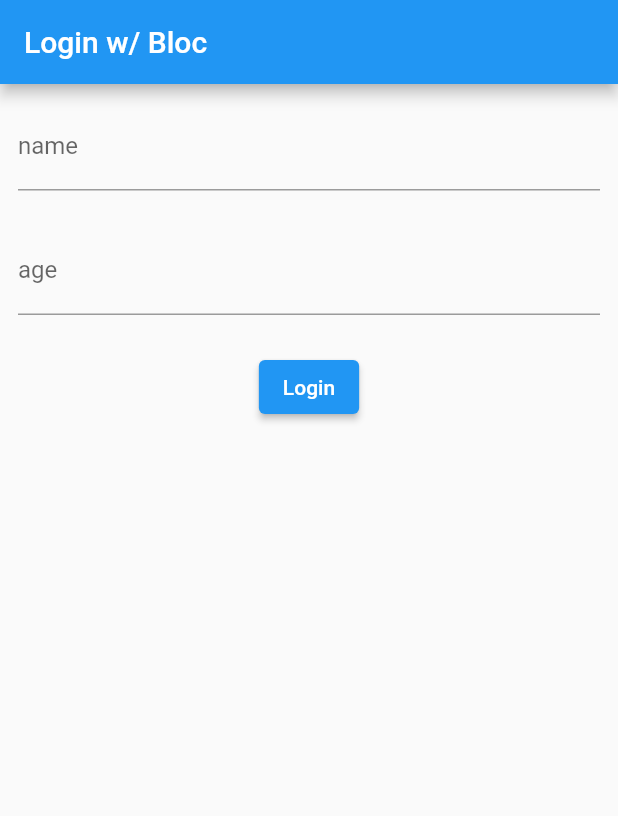
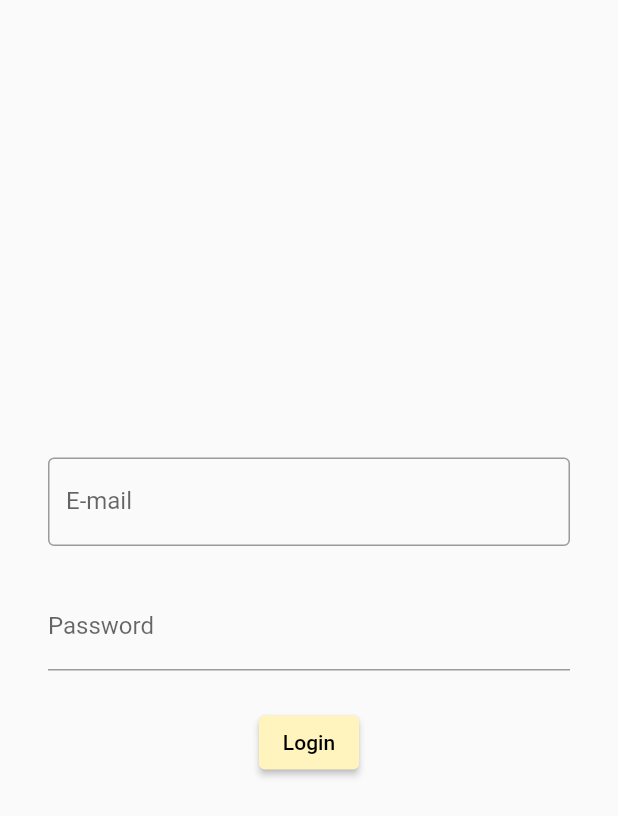
Before and after one commit to fillipehmeireles/flutter-login, a Flutter app: the screen it shows after launch, on a phone screen of 412 x 824 dp. Shown: the top 816 px of the screen. Run offline on Flutter 3.47's test engine with Material 2 defaults, Android fonts, the phone set to English and light mode, and no system bars; our stand-ins replace equatable, flutter_bloc.

Commit message:
doing - styling button

```diff
--- a/lib/bloc/login_bloc.dart
+++ b/lib/bloc/login_bloc.dart
@@ -31,6 +31,5 @@ class LoginBloc extends Bloc<LoginEvent, LoginState> {
     print(user); */
     //emit(state.copyWith(status: true));
     emit(state.copyWith(submitLoading: event.submitLoading));
-    print(state);
   }
 }
--- a/lib/login.dart
+++ b/lib/login.dart
@@ -13,7 +13,7 @@ class LoginPage extends StatelessWidget {
   @override
   Widget build(BuildContext context) {
     return Scaffold(
-      appBar: AppBar(title: const Text('Login w/ Bloc')),
+      //appBar: AppBar(title: const Text('Login w/ Bloc')),
       body: Padding(
         padding: const EdgeInsets.all(12),
         child: BlocProvider(
--- /dev/null
+++ b/lib/style/button/app_button_style.dart
@@ -0,0 +1,8 @@
+import 'package:flutter/material.dart';
+import 'package:login/style/color_palette.dart';
+
+class AppButtonStyle {
+  static Color primaryColor = ColorPallet.yellow;
+
+  static Color secondaryColor = ColorPallet.roseQuartz;
+}
--- /dev/null
+++ b/lib/style/color_palette.dart
@@ -0,0 +1,8 @@
+import 'dart:ui';
+
+class ColorPallet {
+  static const Color yellow = Color.fromRGBO(255, 244, 189, 1.0);
+  static const Color roseQuartz = Color.fromRGBO(244, 185, 184, 1.0);
+  static const Color spearMint = Color.fromRGBO(133, 210, 208, 1.0);
+  static const Color purple = Color.fromRGBO(136, 123, 176, 1.0);
+}
--- /dev/null
+++ b/lib/view/buttons/login_button.dart
@@ -0,0 +1,17 @@
+part of '../login_view.dart';
+
+class _LoginButton extends StatelessWidget {
+  const _LoginButton();
+
+  @override
+  Widget build(BuildContext context) {
+    return BlocBuilder<LoginBloc, LoginState>(builder: (context, state) {
+      return state.submitLoading
+          ? const CircularProgressIndicator()
+          : PrimaryButton(
+              text: "Login",
+              onPress: () =>
+                  context.read<LoginBloc>().add(const LoginSubmitted(true)));
+    });
+  }
+}
--- /dev/null
+++ b/lib/view/inputs/login_textfields.dart
@@ -0,0 +1,37 @@
+part of '../login_view.dart';
+
+class _PasswordInput extends StatelessWidget {
+  const _PasswordInput();
+
+  @override
+  Widget build(BuildContext context) {
+    return BlocBuilder<LoginBloc, LoginState>(
+        buildWhen: (previous, current) => previous.name != current.name,
+        builder: (context, state) {
+          return TextField(
+            key: const Key('loginForm_PasswordInput_textField'),
+            onChanged: (age) =>
+                context.read<LoginBloc>().add(LoginAgeChanged(int.parse(age))),
+            decoration: const InputDecoration(
+              labelText: 'Password',
+            ),
+          );
+        });
+  }
+}
+
+class _EmailInput extends StatelessWidget {
+  const _EmailInput();
+
+  @override
+  Widget build(BuildContext context) {
+    return BlocBuilder<LoginBloc, LoginState>(
+        buildWhen: (previous, current) => previous.name != current.name,
+        builder: (context, state) {
+          return PrimaryTextInput(
+              text: 'E-mail',
+              onChange: (name) =>
+                  context.read<LoginBloc>().add(LoginNameChanged(name)));
+        });
+  }
+}
--- a/lib/view/login_view.dart
+++ b/lib/view/login_view.dart
@@ -1,81 +1,35 @@
 import 'package:flutter/material.dart';
 import 'package:flutter_bloc/flutter_bloc.dart';
+import 'package:login/widgets/buttons/primary_button.dart';
+import 'package:login/widgets/buttons/primary_text_button.dart';
+import 'package:login/widgets/text_inputs/primary_text_input.dart';
 
 import '../bloc/login_bloc.dart';
 
+part 'buttons/login_button.dart';
+part 'inputs/login_textfields.dart';
+part 'buttons/register_button.dart';
+
 class LoginView extends StatelessWidget {
-  const LoginView();
+  const LoginView({super.key});
 
   @override
   Widget build(BuildContext context) {
     return BlocBuilder<LoginBloc, LoginState>(builder: (context, state) {
-      return Column(
-        children: [
-          _NameInput(),
-          const Padding(padding: EdgeInsets.all(12)),
-          _AgeInput(),
-          const Padding(padding: EdgeInsets.all(12)),
-          _LoginButton()
-        ],
+      return Padding(
+        padding: const EdgeInsets.all(20),
+        child: Column(
+          mainAxisAlignment: MainAxisAlignment.center,
+          crossAxisAlignment: CrossAxisAlignment.center,
+          children: const [
+            _EmailInput(),
+            Padding(padding: EdgeInsets.all(12)),
+            _PasswordInput(),
+            Padding(padding: EdgeInsets.all(12)),
+            _LoginButton()
+          ],
+        ),
       );
     });
   }
 }
-
-class _NameInput extends StatelessWidget {
-  const _NameInput();
-
-  @override
-  Widget build(BuildContext context) {
-    return BlocBuilder<LoginBloc, LoginState>(
-        buildWhen: (previous, current) => previous.name != current.name,
-        builder: (context, state) {
-          return TextField(
-            key: const Key('loginForm_usernameInput_textField'),
-            onChanged: (name) =>
-                context.read<LoginBloc>().add(LoginNameChanged(name)),
-            decoration: const InputDecoration(
-              labelText: 'name',
-            ),
-          );
-        });
-  }
-}
-
-class _AgeInput extends StatelessWidget {
-  const _AgeInput();
-
-  @override
-  Widget build(BuildContext context) {
-    return BlocBuilder<LoginBloc, LoginState>(
-        buildWhen: (previous, current) => previous.name != current.name,
-        builder: (context, state) {
-          return TextField(
-            key: const Key('loginForm_ageInput_textField'),
-            onChanged: (age) =>
-                context.read<LoginBloc>().add(LoginAgeChanged(int.parse(age))),
-            decoration: const InputDecoration(
-              labelText: 'age',
-            ),
-          );
-        });
-  }
-}
-
-class _LoginButton extends StatelessWidget {
-  const _LoginButton();
-
-  @override
-  Widget build(BuildContext context) {
-    return BlocBuilder<LoginBloc, LoginState>(builder: (context, state) {
-      return state.submitLoading
-          ? const CircularProgressIndicator()
-          : ElevatedButton(
-              key: const Key('loginForm_elevatedButton_submit'),
-              onPressed: () =>
-                  context.read<LoginBloc>().add(const LoginSubmitted(true)),
-              child: const Text('Login'),
-            );
-    });
-  }
-}
--- /dev/null
+++ b/lib/widgets/buttons/primary_button.dart
@@ -0,0 +1,25 @@
+import 'package:flutter/material.dart';
+import 'package:login/style/button/app_button_style.dart';
+
+class PrimaryButton extends StatelessWidget {
+  const PrimaryButton({super.key, required this.text, required this.onPress});
+
+  final String text;
+  final void Function() onPress;
+
+  @override
+  Widget build(BuildContext context) {
+    return ElevatedButton(
+      key: const Key('loginForm_elevatedButton_submit'),
+      onPressed: onPress,
+      style: ButtonStyle(
+        backgroundColor: MaterialStateProperty.resolveWith(
+          (states) {
+            return AppButtonStyle.primaryColor;
+          },
+        ),
+      ),
+      child: Text('$text'),
+    );
+  }
+}
--- /dev/null
+++ b/lib/widgets/text_inputs/primary_text_input.dart
@@ -0,0 +1,17 @@
+import 'package:flutter/material.dart';
+
+class PrimaryTextInput extends StatelessWidget {
+  const PrimaryTextInput(
+      {super.key, required this.text, required this.onChange});
+
+  final String text;
+  final void Function(String) onChange;
+
+  @override
+  Widget build(BuildContext context) => TextField(
+        key: const Key('loginForm_EmailInput_textField'),
+        onChanged: onChange,
+        decoration: InputDecoration(
+            labelText: text, border: const OutlineInputBorder()),
+      );
+}
```
Also changed, not shown: lib/main.dart (+1 -99 lines), lib/view/buttons/register_button.dart (added, +10 -0 lines), lib/widgets/buttons/outlined_primary_button.dart (added, +21 -0 lines), lib/widgets/buttons/primary_text_button.dart (added, +17 -0 lines).
